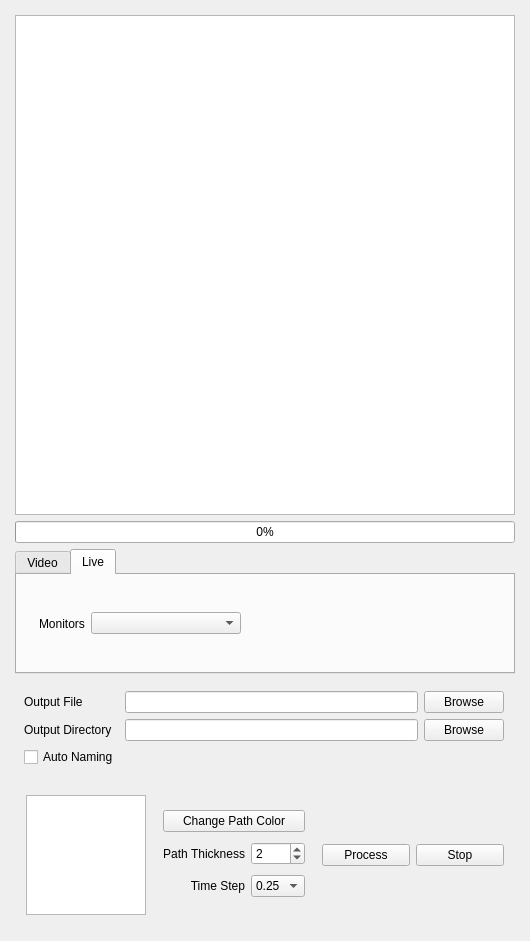
First picture: the form in pubgis/pubgis_gui.ui, repository andrewzwicky/PUBGIS, before the edit.
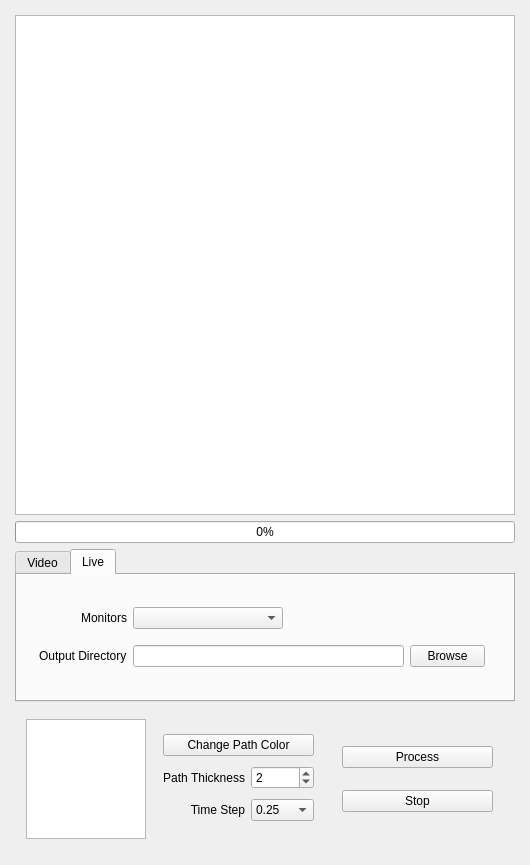
Second picture: the form after the edit. The open tabs and pages were chosen to show the change.

```diff
--- a/pubgis/pubgis_gui.ui
+++ b/pubgis/pubgis_gui.ui
@@ -7,7 +7,7 @@
     <x>0</x>
     <y>0</y>
     <width>530</width>
-    <height>872</height>
+    <height>855</height>
    </rect>
   </property>
   <property name="sizePolicy">
@@ -16,6 +16,9 @@
     <verstretch>0</verstretch>
    </sizepolicy>
   </property>
+  <property name="acceptDrops">
+   <bool>true</bool>
+  </property>
   <property name="windowTitle">
    <string>PUBGIS_GUI</string>
   </property>
@@ -69,6 +72,9 @@
       <property name="value">
        <number>0</number>
       </property>
+      <property name="alignment">
+       <set>Qt::AlignCenter</set>
+      </property>
       <property name="orientation">
        <enum>Qt::Horizontal</enum>
       </property>
@@ -87,23 +93,19 @@
         <item>
          <widget class="QWidget" name="widget_3" native="true">
           <layout class="QGridLayout" name="gridLayout_3">
-           <item row="1" column="7">
-            <widget class="QPushButton" name="video_file_browse_button">
+           <item row="1" column="2">
+            <widget class="QLabel" name="video_file_label">
              <property name="text">
-              <string>Browse</string>
+              <string>Video</string>
+             </property>
+             <property name="alignment">
+              <set>Qt::AlignRight|Qt::AlignTrailing|Qt::AlignVCenter</set>
              </property>
             </widget>
            </item>
            <item row="1" column="3" colspan="4">
             <widget class="QLineEdit" name="video_file_edit"/>
            </item>
-           <item row="2" column="3">
-            <widget class="QTimeEdit" name="landing_time">
-             <property name="displayFormat">
-              <string>mm:ss</string>
-             </property>
-            </widget>
-           </item>
            <item row="2" column="5">
             <widget class="QTimeEdit" name="death_time">
              <property name="frame">
@@ -120,13 +122,17 @@
              </property>
             </widget>
            </item>
-           <item row="1" column="2">
-            <widget class="QLabel" name="video_file_label">
+           <item row="1" column="7">
+            <widget class="QPushButton" name="video_file_browse_button">
              <property name="text">
-              <string>Video</string>
+              <string>Browse</string>
              </property>
-             <property name="alignment">
-              <set>Qt::AlignRight|Qt::AlignTrailing|Qt::AlignVCenter</set>
+            </widget>
+           </item>
+           <item row="2" column="3">
+            <widget class="QTimeEdit" name="landing_time">
+             <property name="displayFormat">
+              <string>mm:ss</string>
              </property>
             </widget>
            </item>
@@ -150,6 +156,26 @@
              </property>
             </widget>
            </item>
+           <item row="4" column="7">
+            <widget class="QPushButton" name="output_file_browse_button">
+             <property name="text">
+              <string>Browse</string>
+             </property>
+            </widget>
+           </item>
+           <item row="4" column="2">
+            <widget class="QLabel" name="output_file_label">
+             <property name="text">
+              <string>Output File</string>
+             </property>
+             <property name="alignment">
+              <set>Qt::AlignRight|Qt::AlignTrailing|Qt::AlignVCenter</set>
+             </property>
+            </widget>
+           </item>
+           <item row="4" column="3" colspan="4">
+            <widget class="QLineEdit" name="output_file_edit"/>
+           </item>
           </layout>
          </widget>
         </item>
@@ -162,15 +188,51 @@
        <layout class="QHBoxLayout" name="horizontalLayout">
         <item>
          <widget class="QWidget" name="widget_4" native="true">
-          <layout class="QHBoxLayout" name="horizontalLayout_2">
-           <item>
+          <layout class="QGridLayout" name="gridLayout_5">
+           <item row="1" column="0">
+            <widget class="QLabel" name="output_directory_label">
+             <property name="text">
+              <string>Output Directory</string>
+             </property>
+            </widget>
+           </item>
+           <item row="0" column="0">
             <widget class="QLabel" name="monitors_label">
              <property name="text">
               <string>Monitors</string>
              </property>
+             <property name="alignment">
+              <set>Qt::AlignRight|Qt::AlignTrailing|Qt::AlignVCenter</set>
+             </property>
             </widget>
            </item>
-           <item>
+           <item row="1" column="3">
+            <widget class="QPushButton" name="output_directory_browse_button">
+             <property name="maximumSize">
+              <size>
+               <width>75</width>
+               <height>23</height>
+              </size>
+             </property>
+             <property name="text">
+              <string>Browse</string>
+             </property>
+            </widget>
+           </item>
+           <item row="0" column="3" colspan="2">
+            <spacer name="horizontalSpacer">
+             <property name="orientation">
+              <enum>Qt::Horizontal</enum>
+             </property>
+             <property name="sizeHint" stdset="0">
+              <size>
+               <width>40</width>
+               <height>20</height>
+              </size>
+             </property>
+            </spacer>
+           </item>
+           <item row="0" column="1">
             <widget class="QComboBox" name="monitor_combo">
              <property name="minimumSize">
               <size>
@@ -180,8 +242,8 @@
              </property>
             </widget>
            </item>
-           <item>
-            <spacer name="horizontalSpacer">
+           <item row="0" column="2">
+            <spacer name="horizontalSpacer_2">
              <property name="orientation">
               <enum>Qt::Horizontal</enum>
              </property>
@@ -193,6 +255,9 @@
              </property>
             </spacer>
            </item>
+           <item row="1" column="1" colspan="2">
+            <widget class="QLineEdit" name="output_directory_edit"/>
+           </item>
           </layout>
          </widget>
         </item>
@@ -200,62 +265,40 @@
       </widget>
      </widget>
     </item>
-    <item>
-     <widget class="QWidget" name="widget" native="true">
-      <layout class="QGridLayout" name="gridLayout">
-       <property name="sizeConstraint">
-        <enum>QLayout::SetDefaultConstraint</enum>
-       </property>
-       <property name="leftMargin">
-        <number>9</number>
-       </property>
-       <item row="0" column="3">
-        <widget class="QPushButton" name="output_file_browse_button">
-         <property name="text">
-          <string>Browse</string>
-         </property>
-        </widget>
-       </item>
-       <item row="0" column="1">
-        <widget class="QLabel" name="output_file_label">
-         <property name="text">
-          <string>Output File</string>
-         </property>
-        </widget>
-       </item>
-       <item row="0" column="2">
-        <widget class="QLineEdit" name="output_file_edit"/>
-       </item>
-       <item row="1" column="3">
-        <widget class="QPushButton" name="output_directory_browse_button">
-         <property name="text">
-          <string>Browse</string>
-         </property>
-        </widget>
-       </item>
-       <item row="1" column="1">
-        <widget class="QLabel" name="output_directory_label">
-         <property name="text">
-          <string>Output Directory</string>
-         </property>
-        </widget>
-       </item>
-       <item row="1" column="2">
-        <widget class="QLineEdit" name="output_directory_edit"/>
-       </item>
-       <item row="2" column="1">
-        <widget class="QCheckBox" name="auto_naming_option_checkbox">
-         <property name="text">
-          <string>Auto Naming</string>
-         </property>
-        </widget>
-       </item>
-      </layout>
-     </widget>
-    </item>
     <item>
      <widget class="QWidget" name="widget_2" native="true">
       <layout class="QGridLayout" name="gridLayout_2">
+       <item row="3" column="2">
+        <widget class="QGraphicsView" name="path_preview_view">
+         <property name="sizePolicy">
+          <sizepolicy hsizetype="Fixed" vsizetype="Fixed">
+           <horstretch>0</horstretch>
+           <verstretch>0</verstretch>
+          </sizepolicy>
+         </property>
+         <property name="minimumSize">
+          <size>
+           <width>120</width>
+           <height>120</height>
+          </size>
+         </property>
+         <property name="maximumSize">
+          <size>
+           <width>120</width>
+           <height>120</height>
+          </size>
+         </property>
+         <property name="verticalScrollBarPolicy">
+          <enum>Qt::ScrollBarAlwaysOff</enum>
+         </property>
+         <property name="horizontalScrollBarPolicy">
+          <enum>Qt::ScrollBarAlwaysOff</enum>
+         </property>
+         <property name="interactive">
+          <bool>false</bool>
+         </property>
+        </widget>
+       </item>
        <item row="3" column="3">
         <widget class="QWidget" name="widget_5" native="true">
          <layout class="QGridLayout" name="gridLayout_4">
@@ -334,49 +377,24 @@
          </layout>
         </widget>
        </item>
-       <item row="3" column="6">
-        <widget class="QPushButton" name="process_button">
-         <property name="text">
-          <string>Process</string>
-         </property>
-        </widget>
-       </item>
-       <item row="3" column="2">
-        <widget class="QGraphicsView" name="path_preview_view">
-         <property name="sizePolicy">
-          <sizepolicy hsizetype="Fixed" vsizetype="Fixed">
-           <horstretch>0</horstretch>
-           <verstretch>0</verstretch>
-          </sizepolicy>
-         </property>
-         <property name="minimumSize">
-          <size>
-           <width>120</width>
-           <height>120</height>
-          </size>
-         </property>
-         <property name="maximumSize">
-          <size>
-           <width>120</width>
-           <height>120</height>
-          </size>
-         </property>
-         <property name="verticalScrollBarPolicy">
-          <enum>Qt::ScrollBarAlwaysOff</enum>
-         </property>
-         <property name="horizontalScrollBarPolicy">
-          <enum>Qt::ScrollBarAlwaysOff</enum>
-         </property>
-         <property name="interactive">
-          <bool>false</bool>
-         </property>
-        </widget>
-       </item>
-       <item row="3" column="7">
-        <widget class="QPushButton" name="cancel_button">
-         <property name="text">
-          <string>Stop</string>
-         </property>
+       <item row="3" column="4">
+        <widget class="QWidget" name="widget" native="true">
+         <layout class="QVBoxLayout" name="verticalLayout_2">
+          <item>
+           <widget class="QPushButton" name="process_button">
+            <property name="text">
+             <string>Process</string>
+            </property>
+           </widget>
+          </item>
+          <item>
+           <widget class="QPushButton" name="cancel_button">
+            <property name="text">
+             <string>Stop</string>
+            </property>
+           </widget>
+          </item>
+         </layout>
         </widget>
        </item>
       </layout>
```
